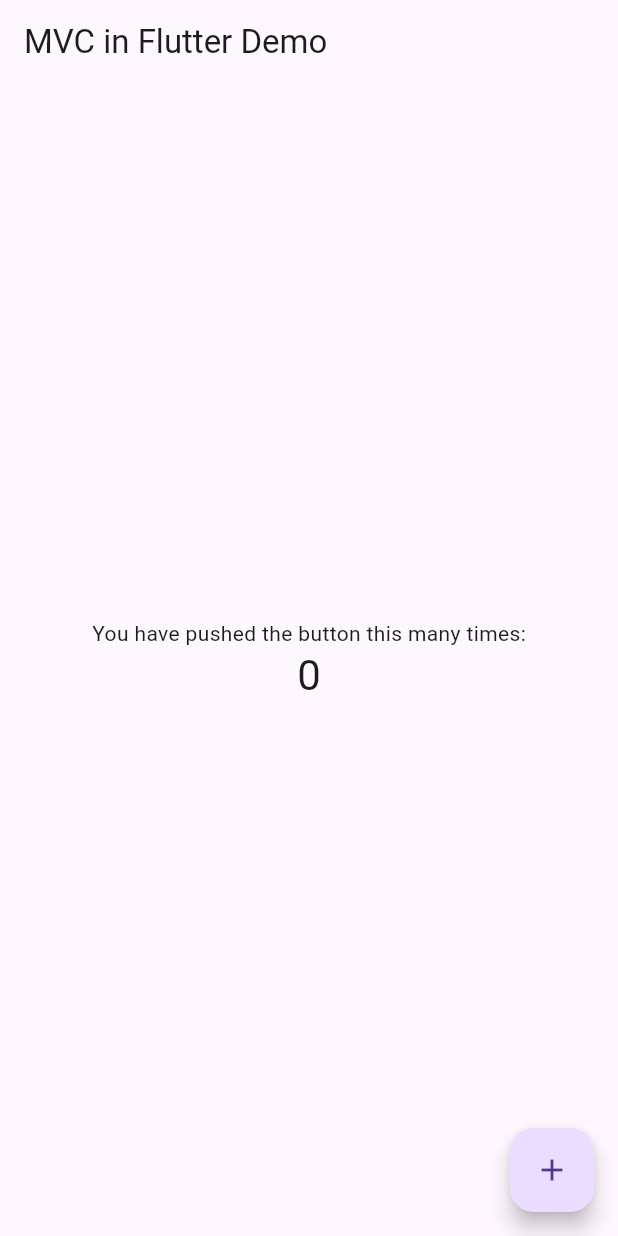
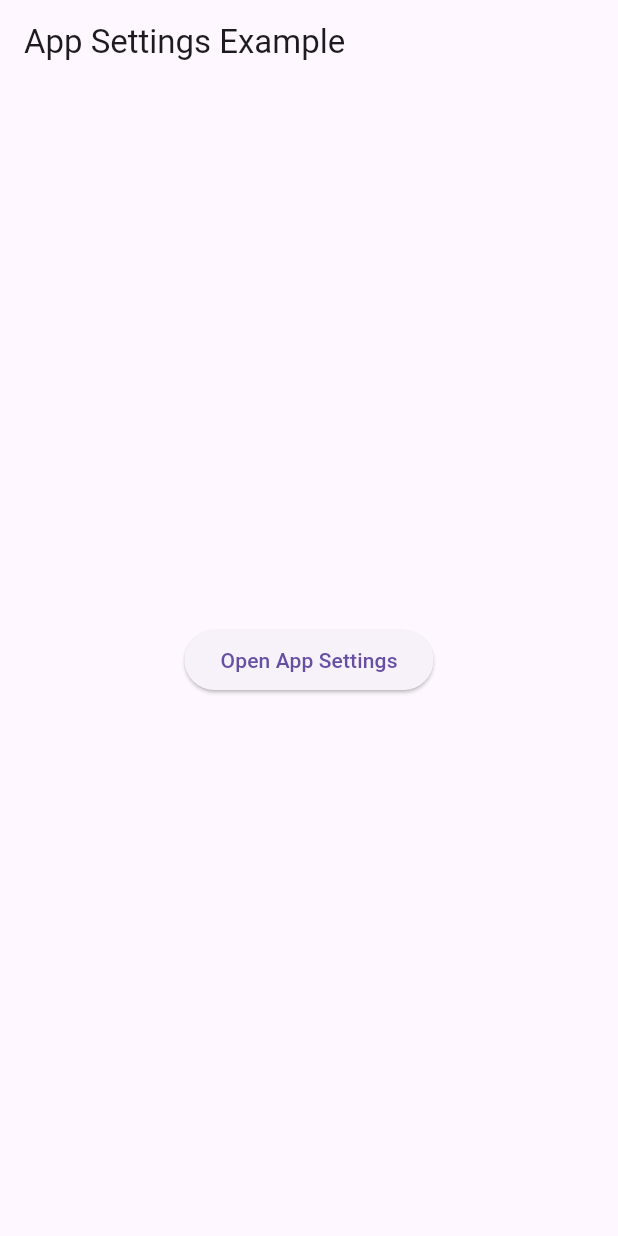
Before and after one commit to lightrao/lt25_fapp_one, a Flutter app: the screen it shows after launch, on a phone screen of 412 x 824 dp. Run offline on Flutter 3.47's test engine with Material 3 defaults, Android fonts, the light colour scheme and no system bars; missing offline and left inert: app_settings.

Commit message:
app_settings

```diff
--- a/lib/controllers/counter_controller.dart
+++ /dev/null
@@ -1,11 +0,0 @@
-import 'package:flutter/foundation.dart';
-import '../models/counter_model.dart';
-
-class CounterController extends ChangeNotifier {
-  final CounterModel counterModel = CounterModel();
-
-  void increment() {
-    counterModel.increment();
-    notifyListeners(); // Tell the view about the change.
-  }
-}
--- a/lib/main.dart
+++ b/lib/main.dart
@@ -1,9 +1,7 @@
 import 'package:flutter/material.dart';
-import 'views/counter_view.dart';
+import 'package:app_settings/app_settings.dart';
 
-void main() {
-  runApp(MyApp());
-}
+void main() => runApp(const MyApp());
 
 class MyApp extends StatelessWidget {
   const MyApp({super.key});
@@ -11,8 +9,30 @@ class MyApp extends StatelessWidget {
   @override
   Widget build(BuildContext context) {
     return MaterialApp(
-      title: 'MVC in Flutter Demo',
-      home: CounterView(),
+      title: 'App Settings Example',
+      home: const SettingsHomePage(),
     );
   }
 }
+
+class SettingsHomePage extends StatelessWidget {
+  const SettingsHomePage({super.key});
+
+  void _openSettings() {
+    // This line opens the default app settings page.
+    AppSettings.openAppSettings();
+  }
+
+  @override
+  Widget build(BuildContext context) {
+    return Scaffold(
+      appBar: AppBar(title: const Text('App Settings Example')),
+      body: Center(
+        child: ElevatedButton(
+          onPressed: _openSettings,
+          child: const Text('Open App Settings'),
+        ),
+      ),
+    );
+  }
+}
--- a/lib/models/counter_model.dart
+++ /dev/null
@@ -1,7 +0,0 @@
-class CounterModel {
-  int value = 0;
-
-  void increment() {
-    value++;
-  }
-}
--- a/lib/views/counter_view.dart
+++ /dev/null
@@ -1,54 +0,0 @@
-import 'package:flutter/material.dart';
-import '../controllers/counter_controller.dart';
-
-class CounterView extends StatefulWidget {
-  const CounterView({super.key});
-
-  @override
-  _CounterViewState createState() => _CounterViewState();
-}
-
-class _CounterViewState extends State<CounterView> {
-  final CounterController _controller = CounterController();
-
-  @override
-  void initState() {
-    super.initState();
-    _controller.addListener(() {
-      // When the controller notifies, rebuild the widget to update data.
-      setState(() {});
-    });
-  }
-
-  @override
-  void dispose() {
-    _controller.dispose();
-    super.dispose();
-  }
-
-  @override
-  Widget build(BuildContext context) {
-    return Scaffold(
-      appBar: AppBar(
-        title: Text("MVC in Flutter Demo"),
-      ),
-      body: Center(
-        child: Column(
-          mainAxisAlignment: MainAxisAlignment.center,
-          children: <Widget>[
-            Text("You have pushed the button this many times:"),
-            Text(
-              '${_controller.counterModel.value}',
-              style: Theme.of(context).textTheme.headlineMedium,
-            ),
-          ],
-        ),
-      ),
-      floatingActionButton: FloatingActionButton(
-        onPressed: _controller.increment,
-        tooltip: "Increment",
-        child: Icon(Icons.add),
-      ),
-    );
-  }
-}
--- a/pubspec.yaml
+++ b/pubspec.yaml
@@ -46,6 +46,7 @@ dependencies:
   wakelock_plus: ^1.2.10
   package_info_plus: ^8.2.1
   event_bus: ^2.0.1
+  app_settings: ^5.2.0
 
 dev_dependencies:
   flutter_test:
```
Also changed, not shown: pubspec.lock, 1 other file.
